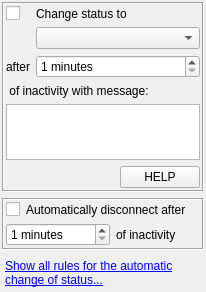
First picture: the form in src/plugins/autostatus/autostatusoptionswidget2.ui, repository xnamed/vacuum-im, before the edit.
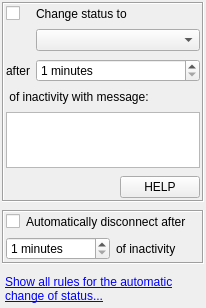
Second picture: the form after the edit.

Patch:
```diff
--- a/src/plugins/autostatus/autostatusoptionswidget2.ui
+++ b/src/plugins/autostatus/autostatusoptionswidget2.ui
@@ -7,7 +7,7 @@
     <x>0</x>
     <y>0</y>
     <width>206</width>
-    <height>271</height>
+    <height>283</height>
    </rect>
   </property>
   <property name="sizePolicy">
@@ -17,6 +17,9 @@
    </sizepolicy>
   </property>
   <layout class="QVBoxLayout" name="verticalLayout">
+   <property name="spacing">
+    <number>8</number>
+   </property>
    <property name="leftMargin">
     <number>2</number>
    </property>
@@ -56,6 +59,9 @@
       <property name="bottomMargin">
        <number>2</number>
       </property>
+      <property name="verticalSpacing">
+       <number>8</number>
+      </property>
       <item row="0" column="0">
        <widget class="QCheckBox" name="chbAwayEnable">
         <property name="sizePolicy">
@@ -194,6 +200,9 @@
       <property name="bottomMargin">
        <number>2</number>
       </property>
+      <property name="verticalSpacing">
+       <number>8</number>
+      </property>
       <item row="0" column="1" colspan="2">
        <widget class="QLabel" name="label">
         <property name="text">
```
